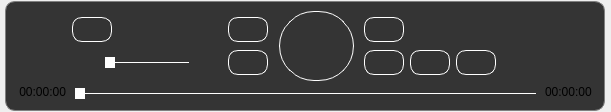
Old version of the form assets/VideoControlPanel.ui in the repository ifreddyrod/SPYDER-Player-pyqt.
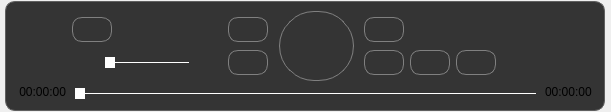
New version of the form. Icons and pictures are not drawn.

Commit message: - Made some visual adjustments to the control panel (thinner borders) - Added some detections of streams dropping out and handle them by stopping and playing again - Added ui files and icons for loading a playlist or file - Mostly completed the implementation of loading a file or playlist (user interaction is done, now need to implement the loading of those onto the tree) - Added Event handling for pressing Next and Previous buttons on the control panel - Added hotkeys for Next and Previous (period and comma)

```diff
--- a/assets/VideoControlPanel.ui
+++ b/assets/VideoControlPanel.ui
@@ -28,16 +28,15 @@
   <property name="styleSheet">
    <string notr="true">QFrame
 {
-	background-color: rgba(0, 0, 0, 200);  /*rgba(0, 0, 0, 150);*/
-	border: 1px solid rgb(128, 128, 128); /*white;*/
+	background-color: rgba(0, 0, 0, 200); /*rgba(0, 0, 0, 150);*/
+	border: 1px solid  rgb(96, 96, 96); /* rgb(128, 128, 128);*/
 	border-radius: 10px;  
 }
 
 QPushButton 
 {
-	/*background-color: transparent;*/
 	color: white;
-	border: 1px solid white;
+	border: 1px solid rgb(128, 128, 128);
 	border-radius: 10px;  
 }
 
@@ -48,7 +47,7 @@
 
 QPushButton:disabled
 {
-	color: rgb(128, 128, 128);
+	color: (96, 96, 96);
 	/*color: rgb(21, 21, 21)*/
 }
 
@@ -123,7 +122,7 @@
 
 QSlider::groove:horizontal:disabled 
 {
-    background: rgb(128, 128, 128);
+    background: rgb(96, 96, 96);
 }
 
 QSlider::handle:horizontal:enabled 
@@ -134,8 +133,8 @@
 
 QSlider::handle:horizontal:disabled 
 {
-    background: rgb(128, 128, 128);
-	border: 2px solid rgb(128, 128, 128);
+    background: rgb(96, 96, 96);
+	border: 2px solid rgb(96, 96, 96);
 }
 </string>
   </property>
```
The commit also changes 14 other files.
